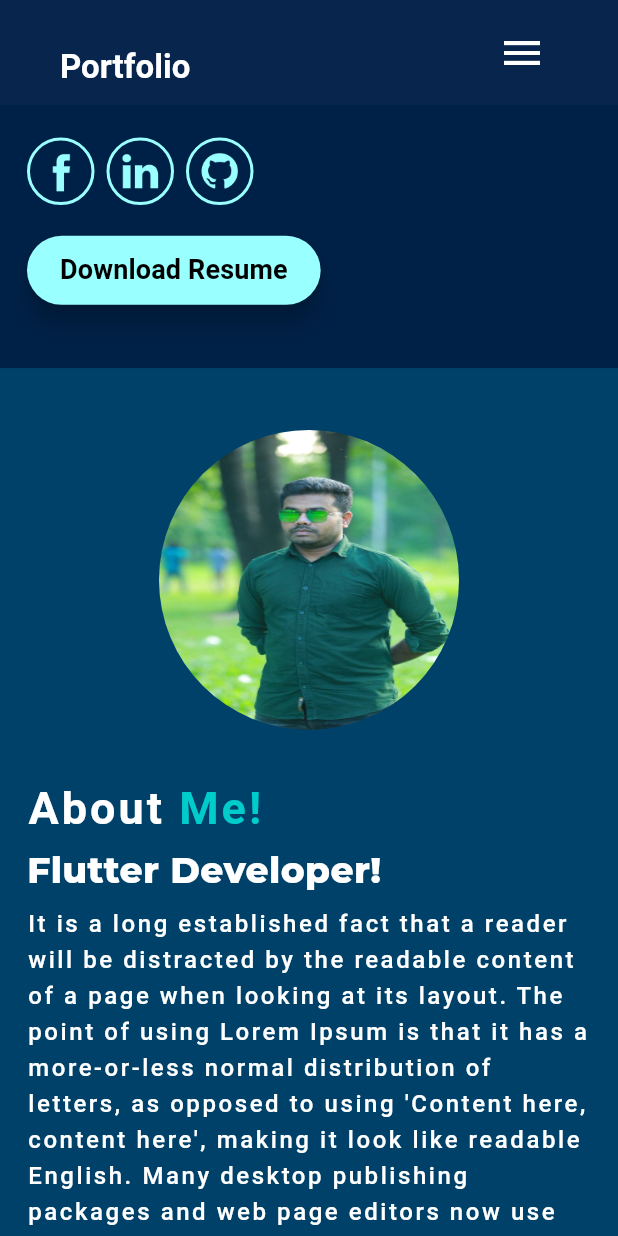
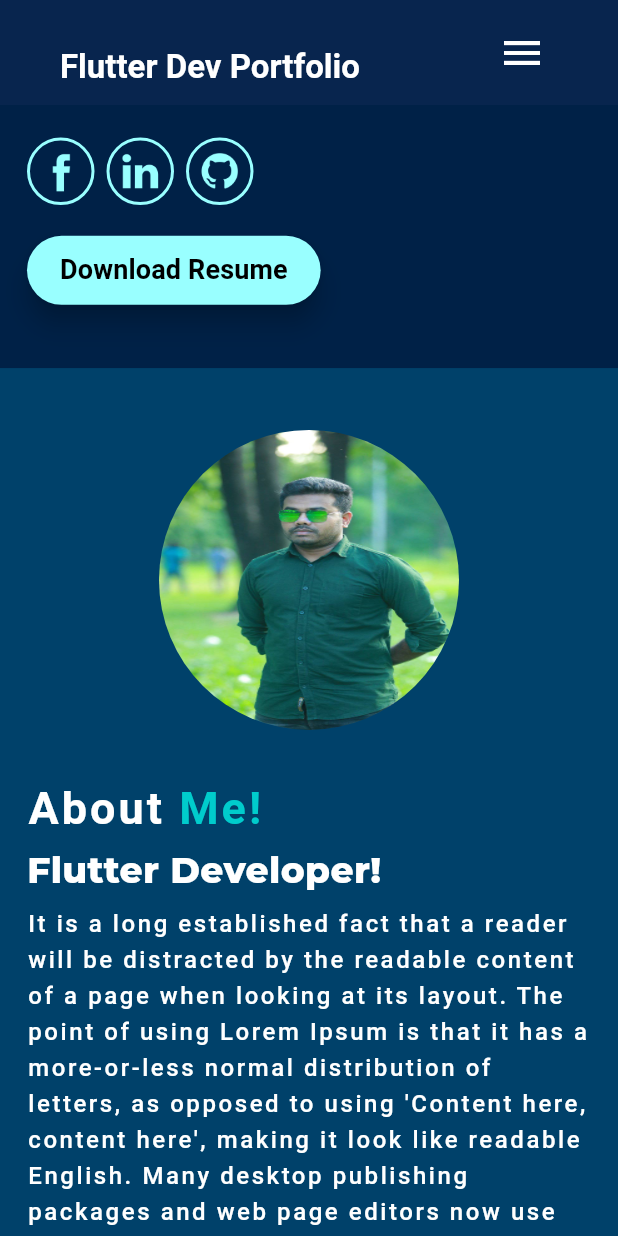
Before and after one commit to developer-rahim/portfolio-web-app-with-getx, a Flutter app: the screen it shows after launch, scrolled down 576 dp, on a phone screen of 412 x 824 dp. Run offline on Flutter 3.47's test engine with Material 3 defaults, Android fonts, the phone set to English and light mode, and no system bars; drawn by our look-alikes of scrollable_positioned_list; our stand-ins replace animate_do, animated_text_kit, get, google_fonts, permission_handler; missing offline and left inert: universal_html.

Commit message:
refactor : Refactor code

```diff
--- a/lib/main.dart
+++ b/lib/main.dart
@@ -1,15 +1,10 @@
-// import 'package:firebase_core/firebase_core.dart';
 import 'package:flutter/material.dart';
 import 'package:get/get_navigation/src/root/get_material_app.dart';
-// import 'package:portfolio_website/firebase_options.dart';
 import 'package:portfolio_website/src/core/binding/main_dashboard_binding.dart';
 import 'package:portfolio_website/src/features/dashboard/view/main_dashboard.dart';
 
 Future<void> main() async {
   WidgetsFlutterBinding.ensureInitialized();
-  // await Firebase.initializeApp(
-  //   options: DefaultFirebaseOptions.currentPlatform,
-  // );
   runApp(const MyApp());
 }
 
--- a/lib/src/features/about/view/about_me.dart
+++ b/lib/src/features/about/view/about_me.dart
@@ -14,7 +14,7 @@ class AboutMe extends StatelessWidget {
   @override
   Widget build(BuildContext context) {
     final Size size = MediaQuery.of(context).size;
-    return HelperClass(
+    return ResponsibeLayout(
       mobile: const Column(
         children: [
           _AboutProfileSection(
--- a/lib/src/features/contact_us/view/contact_us.dart
+++ b/lib/src/features/contact_us/view/contact_us.dart
@@ -13,7 +13,7 @@ class ContactUs extends StatelessWidget {
   @override
   Widget build(BuildContext context) {
     final Size size = MediaQuery.of(context).size;
-    return HelperClass(
+    return ResponsibeLayout(
       mobile: Column(
         mainAxisAlignment: MainAxisAlignment.start,
         mainAxisSize: MainAxisSize.min,
--- a/lib/src/features/dashboard/controller/dashboard_view_controller.dart
+++ b/lib/src/features/dashboard/controller/dashboard_view_controller.dart
@@ -47,5 +47,6 @@ class MianDashboardViewController extends GetxController {
         .whenComplete(() {
       menuIndex.value = index;
     });
+    update();
   }
 }
--- a/lib/src/features/dashboard/view/main_dashboard.dart
+++ b/lib/src/features/dashboard/view/main_dashboard.dart
@@ -4,6 +4,7 @@ import 'package:portfolio_website/src/globals/app_colors.dart';
 import 'package:portfolio_website/src/globals/app_text_styles.dart';
 import 'package:portfolio_website/src/globals/constants.dart';
 import 'package:portfolio_website/src/features/dashboard/controller/dashboard_view_controller.dart';
+import 'package:portfolio_website/src/utils/helper_class.dart';
 import 'package:scrollable_positioned_list/scrollable_positioned_list.dart';
 part '../widgets/nav_bar_animation.dart';
 part '../widgets/nav_bar_title_builder.dart';
@@ -37,11 +38,11 @@ class _MainDashBoardState extends State<MainDashBoard> {
     });
   }
 
-  // @override
-  // void dispose() {
-  //   controller.scrollController.dispose();
-  //   super.dispose();
-  // }
+  @override
+  void dispose() {
+    controller.scrollController.dispose();
+    super.dispose();
+  }
 
   @override
   Widget build(BuildContext context) {
@@ -54,7 +55,7 @@ class _MainDashBoardState extends State<MainDashBoard> {
         elevation: 0,
         title: LayoutBuilder(
           builder: (context, constraints) {
-            if (constraints.maxWidth < 768) {
+            if (ResponsibeLayout. isMobile(context)) {
               return const _NavBarTitlePopupMenu();
             } else {
               return const _NavBarTitleBuilder();
--- a/lib/src/features/dashboard/widgets/nav_bar_title_popup_menu.dart
+++ b/lib/src/features/dashboard/widgets/nav_bar_title_popup_menu.dart
@@ -10,7 +10,7 @@ class _NavBarTitlePopupMenu extends GetView<MianDashboardViewController> {
       crossAxisAlignment: CrossAxisAlignment.end,
       children: [
         const Text(
-          'Portfolio',
+          'Flutter Dev Portfolio',
           style: TextStyle(
             fontWeight: FontWeight.w600,
             color: Colors.white,
--- a/lib/src/features/home/view/home_page.dart
+++ b/lib/src/features/home/view/home_page.dart
@@ -34,7 +34,7 @@ class HomePage extends StatelessWidget {
   @override
   Widget build(BuildContext context) {
     final Size size = MediaQuery.of(context).size;
-    return HelperClass(
+    return ResponsibeLayout(
       mobile: Column(
         children: [
           const ProfileAnimation(
--- a/lib/src/features/portfolio/view/my_portfolio.dart
+++ b/lib/src/features/portfolio/view/my_portfolio.dart
@@ -17,7 +17,7 @@ class MyPortfolio extends StatelessWidget {
   @override
   Widget build(BuildContext context) {
     final Size size = MediaQuery.of(context).size;
-    return HelperClass(
+    return ResponsibeLayout(
       mobile: const Column(
         mainAxisSize: MainAxisSize.min,
         children: [
--- a/lib/src/features/services/view/my_services.dart
+++ b/lib/src/features/services/view/my_services.dart
@@ -17,7 +17,7 @@ class MyServices extends GetView<ServiceViewController> {
   @override
   Widget build(BuildContext context) {
     final Size size = MediaQuery.of(context).size;
-    return HelperClass(
+    return ResponsibeLayout(
       mobile: Column(
         // mainAxisSize: MainAxisSize.min,
         children: [
--- a/lib/src/utils/helper_class.dart
+++ b/lib/src/utils/helper_class.dart
@@ -1,12 +1,12 @@
 import 'package:flutter/material.dart';
 
-class HelperClass extends StatelessWidget {
+class ResponsibeLayout extends StatelessWidget {
   final Widget mobile;
   final Widget tablet;
   final Widget desktop;
   final double paddingWidth;
   final Color bgColor;
-  const HelperClass({
+  const ResponsibeLayout({
     super.key,
     required this.mobile,
     required this.tablet,
@@ -14,13 +14,23 @@ class HelperClass extends StatelessWidget {
     required this.paddingWidth,
     required this.bgColor,
   });
+ static bool isMobile(BuildContext context) =>
+      MediaQuery.of(context).size.width < 768;
 
+  static bool isTablet(BuildContext context) =>
+      MediaQuery.of(context).size.width < 1200 &&
+      MediaQuery.of(context).size.width >= 768;
+
+ static  bool isDesktop(BuildContext context) =>
+      MediaQuery.of(context).size.width >= 1200;
   @override
   Widget build(BuildContext context) {
     final Size size = MediaQuery.of(context).size;
     return LayoutBuilder(
       builder: (context, constraints) {
-        if (constraints.maxWidth < 768) {
+
+        print(constraints.maxWidth);
+        if (isMobile(context)) {
           return Container(
             // height: size.height,
             width: size.width,
@@ -30,7 +40,7 @@ class HelperClass extends StatelessWidget {
                 vertical: size.height * 0.05, horizontal: 18),
             child: mobile,
           );
-        } else if (constraints.maxWidth < 1200) {
+        } else if (isTablet(context)) {
           return Container(
             // height: size.height,
             width: size.width,
```
